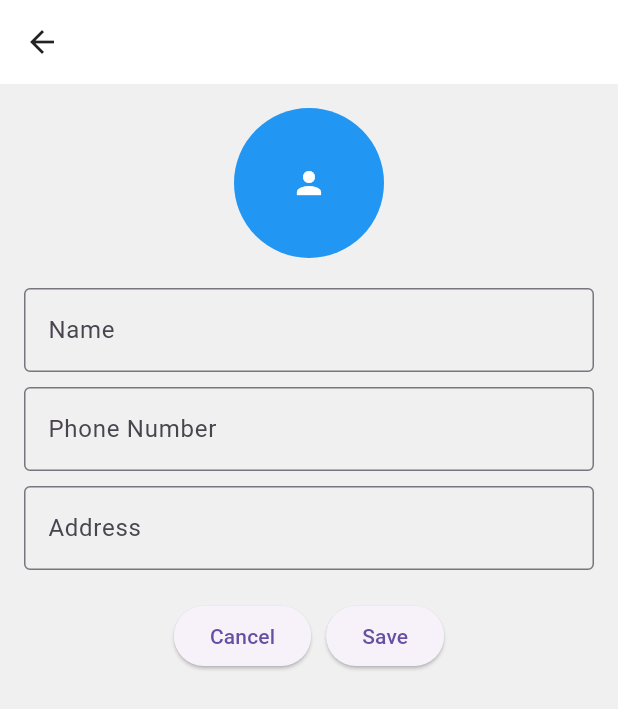
After one commit to QuanNguyen15/MobileApp, a Flutter app: the screen it shows after launch, after a tap on the "add" icon, on a phone screen of 412 x 824 dp. The commit adds this screen. Shown: the top 709 px of the screen. Run offline on Flutter 3.47's test engine with Material 3 defaults, Android fonts, the phone set to English and light mode, and no system bars.

Commit message:
update contact part2

```diff
--- a/lib/main2.dart
+++ b/lib/main2.dart
@@ -1,8 +1,11 @@
 import 'package:flutter/material.dart';
 import 'package:ch4_starter_exercise/pages/phoneContact.dart'; // Assuming PhoneContact widget is defined in phone_contact.dart
-
+import 'package:ch4_starter_exercise/pages/addNewContact.dart';
 void main() {
   runApp(
-    PhoneBookApp(),
+    MaterialApp(
+      home: PhoneBookApp(),
+      debugShowCheckedModeBanner: false,
+    )
   );
 }
--- /dev/null
+++ b/lib/pages/addNewContact.dart
@@ -0,0 +1,92 @@
+import 'package:flutter/material.dart';
+
+class AddNewContactScreen extends StatefulWidget {
+  @override
+  _AddNewContactScreenState createState() => _AddNewContactScreenState();
+}
+
+class _AddNewContactScreenState extends State<AddNewContactScreen> {
+  TextEditingController nameController = TextEditingController();
+  TextEditingController phoneNumberController = TextEditingController();
+  TextEditingController addressController = TextEditingController();
+
+  @override
+  Widget build(BuildContext context) {
+    return Scaffold(
+      appBar: AppBar(
+        // title: Text('Add New Contact'),
+      ),
+      body: Padding(
+        padding: const EdgeInsets.all(16.0),
+        child: Column(
+          crossAxisAlignment: CrossAxisAlignment.start,
+          children: [
+            const Center(
+              child: CircleAvatar(
+                backgroundColor: Colors.blue,
+                child: Icon(
+                  Icons.person,
+                  color: Colors.white,
+                ),
+                radius: 50,
+              ),
+            ),
+            SizedBox(height: 20),
+            TextField(
+              controller: nameController,
+              decoration: InputDecoration(
+                labelText: 'Name',
+                border: OutlineInputBorder(),
+              ),
+            ),
+            SizedBox(height: 10),
+            TextField(
+              controller: phoneNumberController,
+              decoration: InputDecoration(
+                labelText: 'Phone Number',
+                border: OutlineInputBorder(),
+              ),
+            ),
+            SizedBox(height: 10),
+            TextField(
+              controller: addressController,
+              decoration: InputDecoration(
+                labelText: 'Address',
+                border: OutlineInputBorder(),
+              ),
+            ),
+            SizedBox(height: 20),
+            Row(
+              mainAxisAlignment: MainAxisAlignment.center,
+              children: [
+                ElevatedButton(
+                  onPressed: () {
+                    // Handle cancel action here
+                    Navigator.pop(context);
+                  },
+                  child: Text('Cancel'),
+                ),
+                SizedBox(width: 10),
+                ElevatedButton(
+                  onPressed: () {
+                    // Handle save action here
+                    // For demonstration, just printing the values
+                    Navigator.pop(
+                        context,
+                      {
+                        'name': nameController.text,
+                        'phoneNumber': phoneNumberController.text,
+                        'address': addressController.text,
+                      }
+                    );
+                    },
+                  child: Text('Save'),
+                ),
+              ],
+            ),
+          ],
+        ),
+      ),
+    );
+  }
+}
--- a/lib/pages/phoneContact.dart
+++ b/lib/pages/phoneContact.dart
@@ -1,4 +1,6 @@
+import 'package:ch4_starter_exercise/pages/addNewContact.dart';
 import 'package:flutter/material.dart';
+import 'package:ch4_starter_exercise/pages/addNewContact.dart';
 
 
 class MyAppBar extends StatelessWidget implements PreferredSizeWidget {
@@ -17,10 +19,15 @@ class MyAppBar extends StatelessWidget implements PreferredSizeWidget {
         tooltip: 'Navigation menu',
         onPressed: null,
       ),
-      actions: const [
+      actions: [
         IconButton(
           icon: Icon(Icons.add),
-          onPressed: null,
+          onPressed: (){
+            Navigator.push(
+              context,
+              MaterialPageRoute(builder: (context) => AddNewContactScreen())
+            );
+          },
         ),
         IconButton(
           icon: Icon(Icons.search),
@@ -58,7 +65,6 @@ class PhoneBookApp extends StatelessWidget {
     );
   }
 }
-
 class PhoneBookScreen extends StatelessWidget {
   final List<Contact> contacts = [
     Contact(name: 'John Doe', phoneNumber: '1234567890', address: '123 Main St'),
@@ -68,6 +74,7 @@ class PhoneBookScreen extends StatelessWidget {
     Contact(name: 'Jane Smith3', phoneNumber: '0987654321', address: '456 Park Ave'),
     Contact(name: 'Jane Smith4', phoneNumber: '0987654321', address: '456 Park Ave'),
   ];
+
 
   @override
   Widget build(BuildContext context) {
@@ -100,6 +107,10 @@ class PhoneBookScreen extends StatelessWidget {
     );
   }
 }
+
+
+
+
 
 class Contact {
   final String name;
--- a/pubspec.yaml
+++ b/pubspec.yaml
@@ -30,8 +30,6 @@ environment:
 dependencies:
   flutter:
     sdk: flutter
-  google_fonts: ^2.0.0
-
 
 
 
```
Also changed, not shown: pubspec.lock.
